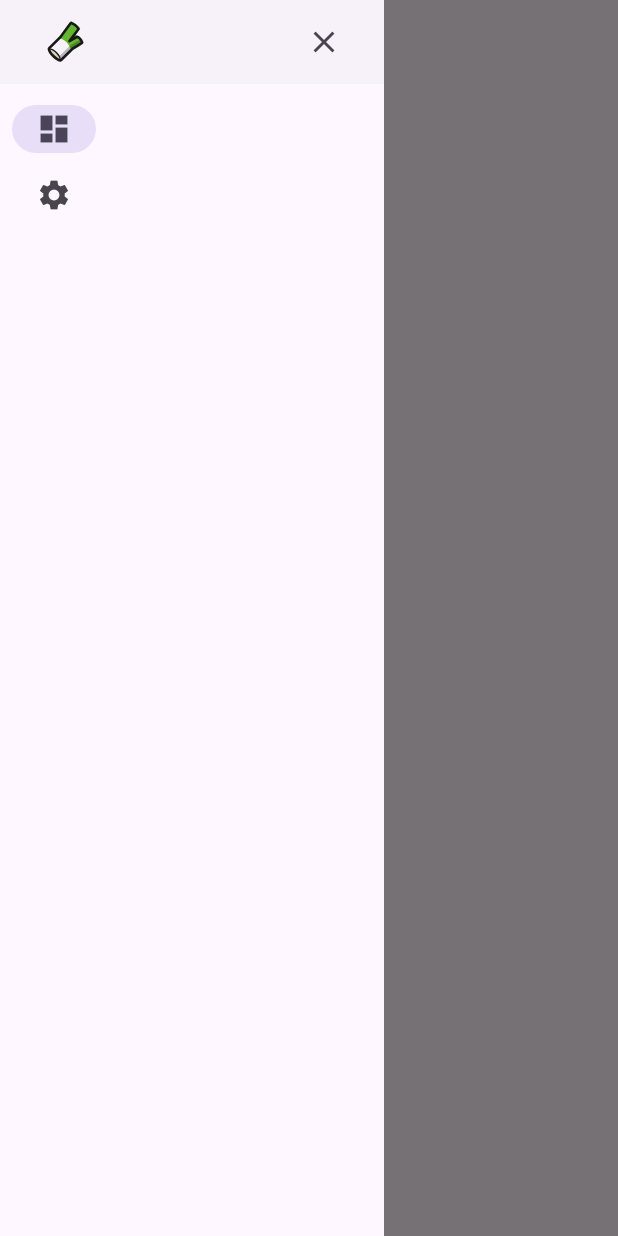
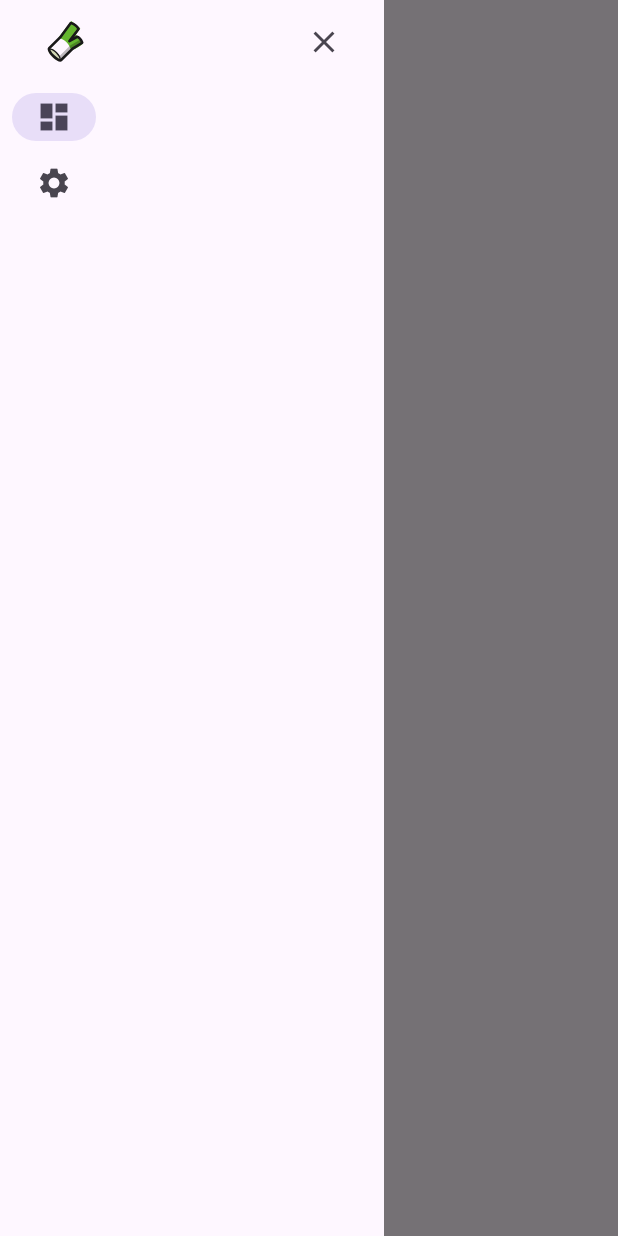
Before and after one commit to pood1e/gadgets, a Flutter app: the screen it shows after launch, with the side drawer open, on a phone screen of 412 x 824 dp. Run offline on Flutter 3.47's test engine with Material 3 defaults, Android fonts, the light colour scheme and no system bars; our stand-ins replace flutter_svg, go_router; generated files the repository leaves out were written again.

Commit message:
fix mobile scaffold🐛

```diff
--- a/lib/shared/ui/mobile_scaffold.dart
+++ b/lib/shared/ui/mobile_scaffold.dart
@@ -36,17 +36,17 @@ class _MobileDrawer extends StatelessWidget {
     width: NavigationRailWrapper.sidebarExpandWidth,
     child: Column(
       children: [
-        SafeArea(
-          child: _ExpandedLogoHeader(
-            end: IconButton(
-              onPressed: () => _closeDrawer(context),
-              icon: const Icon(Icons.close),
-            ),
-          ),
-        ),
         Expanded(
           child: Consumer<CurrentRouteViewModel>(
             builder: (context, vm, child) => NavigationRailWrapper(
+              leading: SafeArea(
+                child: _ExpandedLogoHeader(
+                  end: IconButton(
+                    onPressed: () => _closeDrawer(context),
+                    icon: const Icon(Icons.close),
+                  ),
+                ),
+              ),
               define: vm.current,
               items: context.read<NavigationViewModel>().navigations,
               onPush: (_) => _closeDrawer(context),
@@ -66,7 +66,7 @@ class _ExpandedLogoHeader extends StatelessWidget {
   @override
   Widget build(BuildContext context) => SizedBox(
     width: NavigationRailWrapper.sidebarExpandWidth,
-    height: kToolbarHeight,
+    height: kToolbarHeight - 16,
     child: Padding(
       padding: const EdgeInsets.only(left: 28, right: 16),
       child: Row(
```
